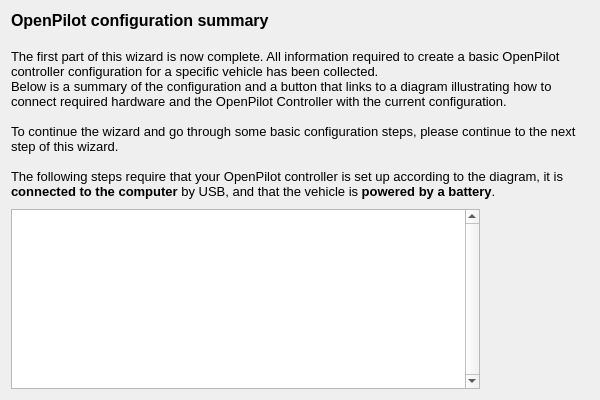
Qt form ground/openpilotgcs/src/plugins/setupwizard/pages/summarypage.ui (openpilot/OpenPilot) before a commit.
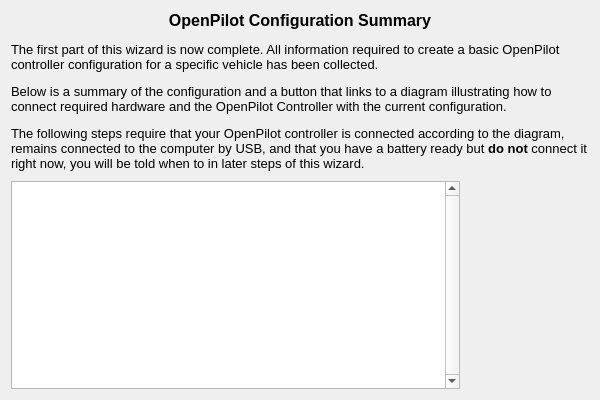
The same form after that commit. Icons and pictures are not drawn.

Commit message:
Merge remote-tracking branch 'origin/next' into filnet/OP-802_video
Conflicts:
	make/tools.mk

What changed in the file:
```diff
--- a/ground/openpilotgcs/src/plugins/setupwizard/pages/summarypage.ui
+++ b/ground/openpilotgcs/src/plugins/setupwizard/pages/summarypage.ui
@@ -20,15 +20,11 @@
       <string>&lt;!DOCTYPE HTML PUBLIC &quot;-//W3C//DTD HTML 4.0//EN&quot; &quot;http://www.w3.org/TR/REC-html40/strict.dtd&quot;&gt;
 &lt;html&gt;&lt;head&gt;&lt;meta name=&quot;qrichtext&quot; content=&quot;1&quot; /&gt;&lt;style type=&quot;text/css&quot;&gt;
 p, li { white-space: pre-wrap; }
-&lt;/style&gt;&lt;/head&gt;&lt;body style=&quot; font-family:'MS Shell Dlg 2'; font-size:8pt; font-weight:400; font-style:normal;&quot;&gt;
-&lt;p style=&quot; margin-top:0px; margin-bottom:0px; margin-left:0px; margin-right:0px; -qt-block-indent:0; text-indent:0px;&quot;&gt;&lt;span style=&quot; font-size:12pt; font-weight:600;&quot;&gt;OpenPilot configuration summary&lt;/span&gt;&lt;/p&gt;
-&lt;p style=&quot;-qt-paragraph-type:empty; margin-top:0px; margin-bottom:0px; margin-left:0px; margin-right:0px; -qt-block-indent:0; text-indent:0px; font-size:12pt; font-weight:600;&quot;&gt;&lt;br /&gt;&lt;/p&gt;
-&lt;p style=&quot; margin-top:0px; margin-bottom:0px; margin-left:0px; margin-right:0px; -qt-block-indent:0; text-indent:0px;&quot;&gt;&lt;span style=&quot; font-size:10pt;&quot;&gt;The first part of this wizard is now complete. All information required to create a basic OpenPilot controller configuration for a specific vehicle has been collected.&lt;/span&gt;&lt;/p&gt;
-&lt;p style=&quot; margin-top:0px; margin-bottom:0px; margin-left:0px; margin-right:0px; -qt-block-indent:0; text-indent:0px;&quot;&gt;&lt;span style=&quot; font-size:10pt;&quot;&gt;Below is a summary of the configuration and a button that links to a diagram illustrating how to connect required hardware and the OpenPilot Controller with the current configuration.&lt;/span&gt;&lt;/p&gt;
-&lt;p style=&quot;-qt-paragraph-type:empty; margin-top:0px; margin-bottom:0px; margin-left:0px; margin-right:0px; -qt-block-indent:0; text-indent:0px; font-size:10pt;&quot;&gt;&lt;br /&gt;&lt;/p&gt;
-&lt;p style=&quot; margin-top:0px; margin-bottom:0px; margin-left:0px; margin-right:0px; -qt-block-indent:0; text-indent:0px;&quot;&gt;&lt;span style=&quot; font-size:10pt;&quot;&gt;To continue the wizard and go through some basic configuration steps, please continue to the next step of this wizard.&lt;/span&gt;&lt;/p&gt;
-&lt;p style=&quot;-qt-paragraph-type:empty; margin-top:0px; margin-bottom:0px; margin-left:0px; margin-right:0px; -qt-block-indent:0; text-indent:0px; font-size:10pt;&quot;&gt;&lt;br /&gt;&lt;/p&gt;
-&lt;p style=&quot; margin-top:0px; margin-bottom:0px; margin-left:0px; margin-right:0px; -qt-block-indent:0; text-indent:0px;&quot;&gt;&lt;span style=&quot; font-size:10pt;&quot;&gt;The following steps require that your OpenPilot controller is set up according to the diagram, it is &lt;/span&gt;&lt;span style=&quot; font-size:10pt; font-weight:600;&quot;&gt;connected to the computer&lt;/span&gt;&lt;span style=&quot; font-size:10pt;&quot;&gt; by USB, and that the vehicle is&lt;/span&gt;&lt;span style=&quot; font-size:10pt; font-weight:600;&quot;&gt; powered by a battery&lt;/span&gt;&lt;span style=&quot; font-size:10pt;&quot;&gt;.&lt;/span&gt;&lt;/p&gt;&lt;/body&gt;&lt;/html&gt;</string>
+&lt;/style&gt;&lt;/head&gt;&lt;body style=&quot; font-family:'Cantarell'; font-size:11pt; font-weight:400; font-style:normal;&quot;&gt;
+&lt;p align=&quot;center&quot; style=&quot; margin-top:12px; margin-bottom:12px; margin-left:0px; margin-right:0px; -qt-block-indent:0; text-indent:0px;&quot;&gt;&lt;span style=&quot; font-family:'MS Shell Dlg 2'; font-size:12pt; font-weight:600;&quot;&gt;OpenPilot Configuration Summary&lt;/span&gt;&lt;/p&gt;
+&lt;p style=&quot; margin-top:12px; margin-bottom:12px; margin-left:0px; margin-right:0px; -qt-block-indent:0; text-indent:0px;&quot;&gt;&lt;span style=&quot; font-family:'MS Shell Dlg 2'; font-size:10pt;&quot;&gt;The first part of this wizard is now complete. All information required to create a basic OpenPilot controller configuration for a specific vehicle has been collected.&lt;/span&gt;&lt;/p&gt;
+&lt;p style=&quot; margin-top:12px; margin-bottom:12px; margin-left:0px; margin-right:0px; -qt-block-indent:0; text-indent:0px;&quot;&gt;&lt;span style=&quot; font-family:'MS Shell Dlg 2'; font-size:10pt;&quot;&gt;Below is a summary of the configuration and a button that links to a diagram illustrating how to connect required hardware and the OpenPilot Controller with the current configuration.&lt;/span&gt;&lt;/p&gt;
+&lt;p style=&quot; margin-top:12px; margin-bottom:12px; margin-left:0px; margin-right:0px; -qt-block-indent:0; text-indent:0px;&quot;&gt;&lt;span style=&quot; font-family:'MS Shell Dlg 2'; font-size:10pt;&quot;&gt;The following steps require that your OpenPilot controller is connected according to the diagram, remains connected to the computer by USB, and that you have a battery ready but &lt;/span&gt;&lt;span style=&quot; font-family:'MS Shell Dlg 2'; font-size:10pt; font-weight:600;&quot;&gt;do not&lt;/span&gt;&lt;span style=&quot; font-family:'MS Shell Dlg 2'; font-size:10pt;&quot;&gt; connect it right now, you will be told when to in later steps of this wizard.&lt;/span&gt;&lt;/p&gt;&lt;/body&gt;&lt;/html&gt;</string>
      </property>
      <property name="alignment">
       <set>Qt::AlignLeading|Qt::AlignLeft|Qt::AlignTop</set>
@@ -45,6 +41,12 @@
      </property>
      <item>
       <widget class="QTextEdit" name="configurationSummary">
+       <property name="maximumSize">
+        <size>
+         <width>16777215</width>
+         <height>250</height>
+        </size>
+       </property>
        <property name="font">
         <font>
          <pointsize>10</pointsize>
@@ -79,8 +81,8 @@
        </property>
        <property name="iconSize">
         <size>
-         <width>100</width>
-         <height>100</height>
+         <width>120</width>
+         <height>120</height>
         </size>
        </property>
        <property name="checkable">
```
Left out of the diff: 3 changed lines with no effect on the pictures. The commit also changes 1967 other files.
